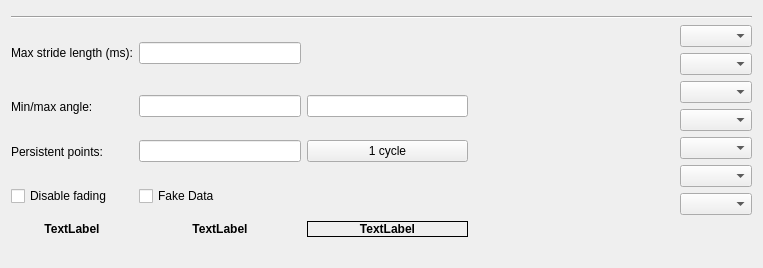
First picture: the form in ui/w_ankleAnglePlot.ui, repository johnbatzer18/biomech_flexsea-plan, before the edit.
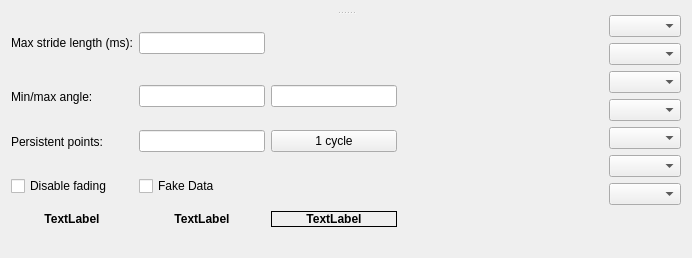
Second picture: the form after the edit.

Commit message: AnklePlot uses a splitter

The edit to the form file:
```diff
--- a/ui/w_ankleAnglePlot.ui
+++ b/ui/w_ankleAnglePlot.ui
@@ -6,8 +6,8 @@
    <rect>
     <x>0</x>
     <y>0</y>
-    <width>763</width>
-    <height>225</height>
+    <width>692</width>
+    <height>245</height>
    </rect>
   </property>
   <property name="minimumSize">
@@ -21,32 +21,14 @@
   </property>
   <layout class="QVBoxLayout" name="verticalLayout">
    <item>
-    <layout class="QGridLayout" name="gridLayout_test"/>
-   </item>
-   <item>
-    <spacer name="verticalSpacer">
+    <widget class="QSplitter" name="splitter">
      <property name="orientation">
       <enum>Qt::Vertical</enum>
      </property>
-     <property name="sizeType">
-      <enum>QSizePolicy::Fixed</enum>
-     </property>
-     <property name="sizeHint" stdset="0">
-      <size>
-       <width>5</width>
-       <height>5</height>
-      </size>
-     </property>
-    </spacer>
-   </item>
-   <item>
-    <widget class="Line" name="line_4">
-     <property name="orientation">
-      <enum>Qt::Horizontal</enum>
-     </property>
-    </widget>
-   </item>
-   <item>
+     <widget class="QWidget" name="">
+      <layout class="QGridLayout" name="gridLayout_test"/>
+     </widget>
+     <widget class="QWidget" name="">
     <layout class="QGridLayout" name="gridLayout">
      <item row="2" column="0">
       <widget class="QLabel" name="label_5">
@@ -248,6 +230,8 @@
       </widget>
      </item>
     </layout>
+     </widget>
+    </widget>
    </item>
   </layout>
  </widget>
```
Lines whose indentation alone changed are shown as unchanged.
